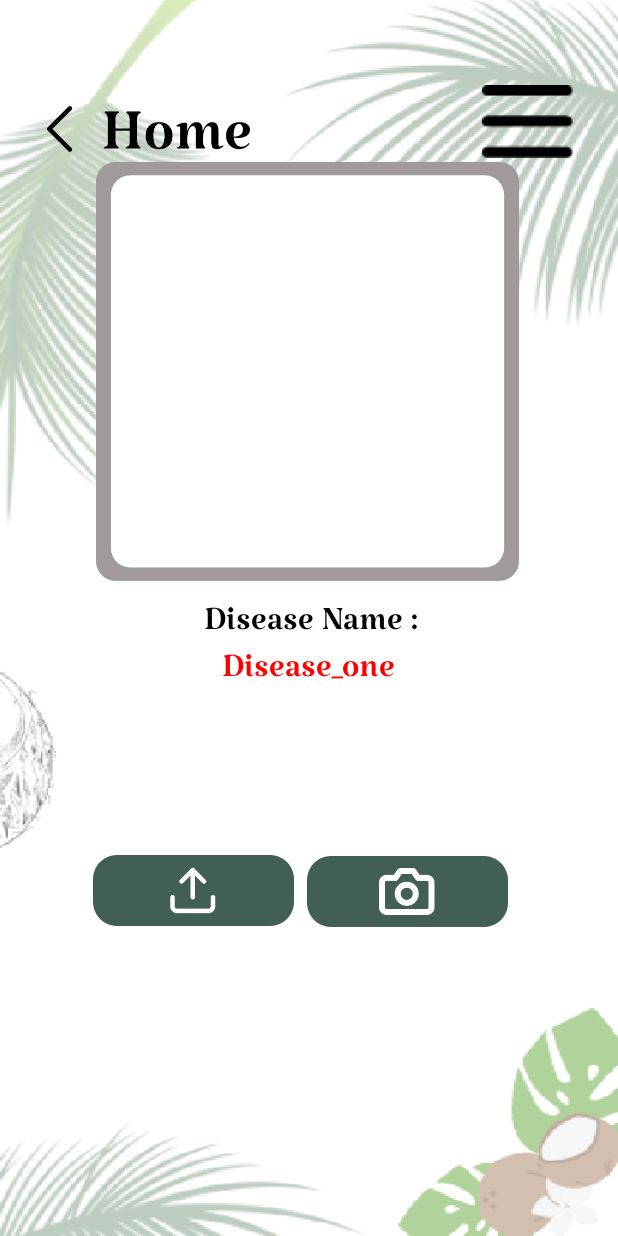
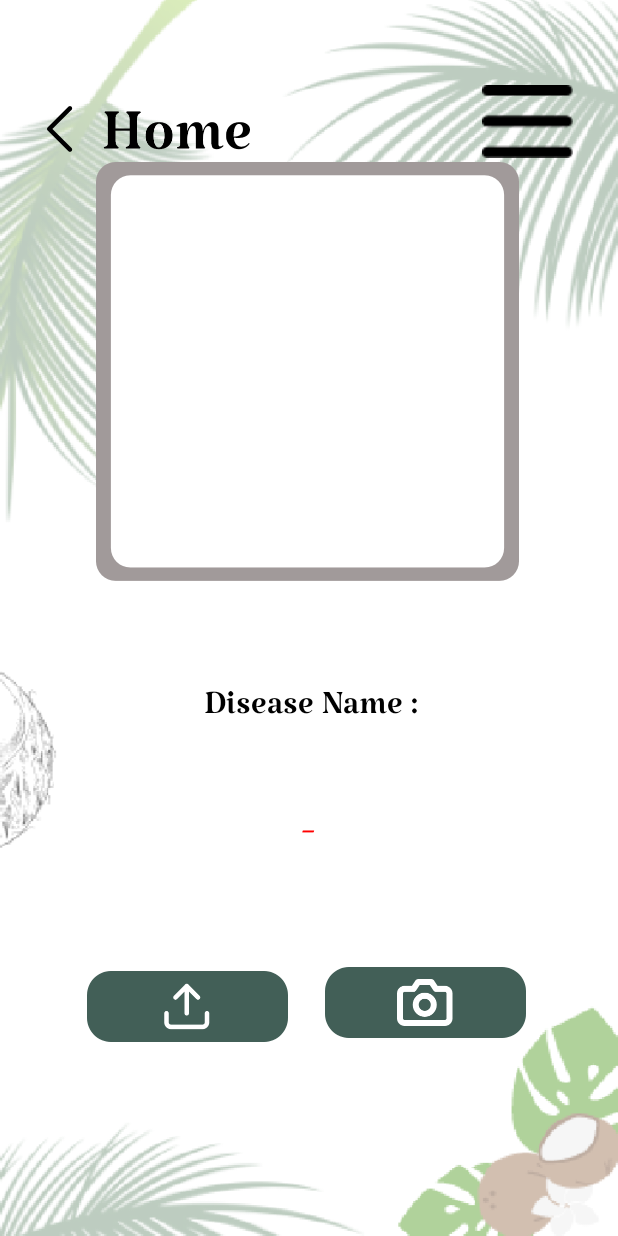
Before and after one commit to LasinduAshan/coco-care-mobile-application, an Android app: the Prediction screen opened directly, with no data from a screen before it, on a phone screen of 412 x 824 dp. Run offline under Robolectric (Android 15) with nearby library versions, the light colour scheme and no system bars; libraries missing offline, so code that uses them is left out: org.tensorflow.lite.

Commit message:
Fix prediction view issue

```diff
--- a/app/src/main/res/layout/activity_prediction.xml
+++ b/app/src/main/res/layout/activity_prediction.xml
@@ -43,6 +43,19 @@
         android:layout_marginEnd="65dp"
         app:srcCompat="@drawable/preiction_bg" />
 
+    <!--    <ImageButton-->
+    <!--        android:id="@+id/getPrediction_btn"-->
+    <!--        android:layout_width="318dp"-->
+    <!--        android:layout_height="wrap_content"-->
+    <!--        android:layout_alignParentStart="true"-->
+    <!--        android:layout_alignParentEnd="true"-->
+    <!--        android:layout_alignParentBottom="true"-->
+    <!--        android:layout_marginStart="41dp"-->
+    <!--        android:layout_marginEnd="52dp"-->
+    <!--        android:layout_marginBottom="105dp"-->
+    <!--        android:background="@null"-->
+    <!--        app:srcCompat="@drawable/get_prediction_btn" />-->
+
     <TextView
         android:id="@+id/textView4"
         android:layout_width="181dp"
@@ -51,7 +64,7 @@
         android:layout_alignParentTop="true"
         android:layout_alignParentEnd="true"
         android:layout_marginStart="116dp"
-        android:layout_marginTop="386dp"
+        android:layout_marginTop="442dp"
         android:layout_marginEnd="114dp"
         android:fontFamily="@font/ketibah"
         android:gravity="center"
@@ -67,26 +80,13 @@
         android:layout_alignParentTop="true"
         android:layout_alignParentEnd="true"
         android:layout_marginStart="122dp"
-        android:layout_marginTop="417dp"
+        android:layout_marginTop="520dp"
         android:layout_marginEnd="123dp"
         android:fontFamily="@font/ketibah"
         android:gravity="center"
-        android:text="Disease_one"
+        android:text="_"
         android:textColor="#FF0000"
         android:textSize="30sp" />
-
-<!--    <ImageButton-->
-<!--        android:id="@+id/getPrediction_btn"-->
-<!--        android:layout_width="318dp"-->
-<!--        android:layout_height="wrap_content"-->
-<!--        android:layout_alignParentStart="true"-->
-<!--        android:layout_alignParentEnd="true"-->
-<!--        android:layout_alignParentBottom="true"-->
-<!--        android:layout_marginStart="41dp"-->
-<!--        android:layout_marginEnd="52dp"-->
-<!--        android:layout_marginBottom="105dp"-->
-<!--        android:background="@null"-->
-<!--        app:srcCompat="@drawable/get_prediction_btn" />-->
 
     <ImageButton
         android:id="@+id/camera_btn"
@@ -96,10 +96,10 @@
         android:layout_alignParentTop="true"
         android:layout_alignParentEnd="true"
         android:layout_alignParentBottom="true"
-        android:layout_marginStart="187dp"
-        android:layout_marginTop="522dp"
-        android:layout_marginEnd="56dp"
-        android:layout_marginBottom="158dp"
+        android:layout_marginStart="199dp"
+        android:layout_marginTop="596dp"
+        android:layout_marginEnd="44dp"
+        android:layout_marginBottom="84dp"
         android:background="@null"
         app:srcCompat="@drawable/capture_btn" />
 
@@ -111,10 +111,10 @@
         android:layout_alignParentTop="true"
         android:layout_alignParentEnd="true"
         android:layout_alignParentBottom="true"
-        android:layout_marginStart="46dp"
-        android:layout_marginTop="524dp"
-        android:layout_marginEnd="200dp"
-        android:layout_marginBottom="161dp"
+        android:layout_marginStart="42dp"
+        android:layout_marginTop="601dp"
+        android:layout_marginEnd="204dp"
+        android:layout_marginBottom="84dp"
         android:background="@null"
         app:srcCompat="@drawable/upload_btn" />
 
```
